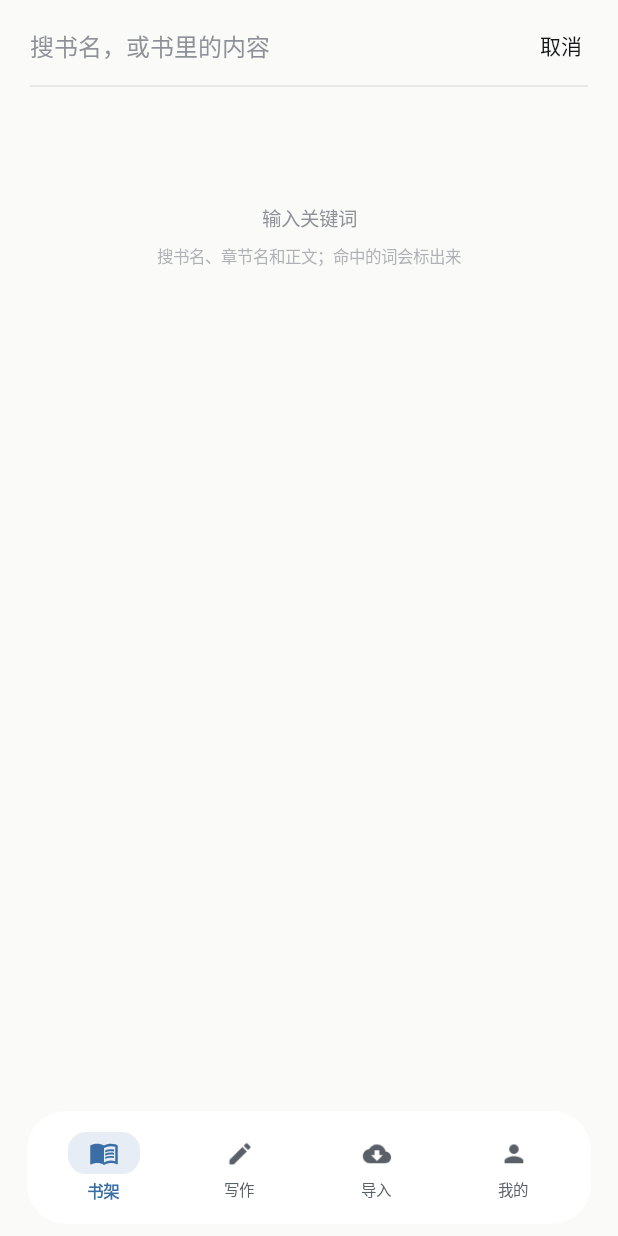
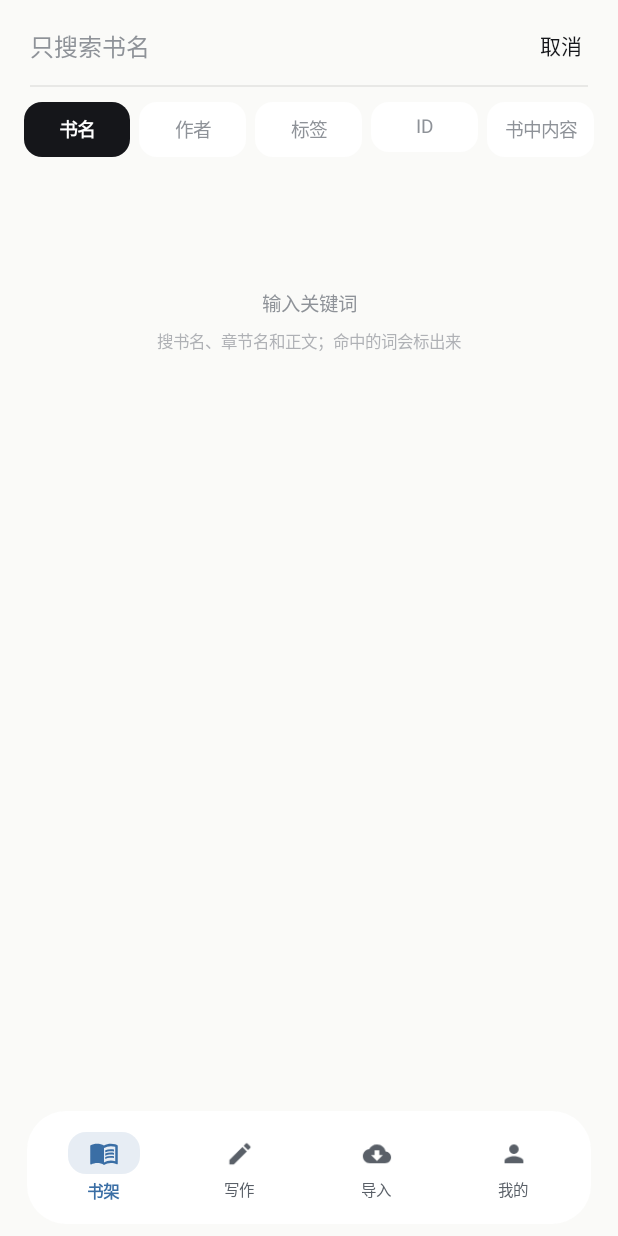
Before and after one commit to Hahakuaizai/WenForge, an Android app built with Jetpack Compose: the screen it shows after launch (MainActivity), after a tap on "筛选", on a phone screen of 412 x 824 dp. Run offline under Robolectric (Android 15) with nearby library versions, the phone set to English and light mode, and no system bars.

Commit message:
搜索界面: 分段Tab(书名/作者/标签/ID/书中内容)+卡片结果列表+交互反馈

```diff
--- a/app/src/main/java/com/novelforge/app/ui/Shelf.kt
+++ b/app/src/main/java/com/novelforge/app/ui/Shelf.kt
@@ -1967,6 +1967,8 @@ private fun ShelfSearch(
     onOpenHit: (kind: String, id: String, chapter: Int) -> Unit
 ) {
     var query by rememberSaveable { mutableStateOf("") }
+    var mode by rememberSaveable { mutableStateOf("书名") }
+    val modes = listOf("书名", "作者", "标签", "ID", "书中内容")
     var hits by remember { mutableStateOf<List<SearchHit>>(emptyList()) }
     var running by remember { mutableStateOf(false) }
     val focus = remember { androidx.compose.ui.focus.FocusRequester() }
@@ -1976,7 +1978,7 @@ private fun ShelfSearch(
         focus.requestFocus()
     }
 
-    androidx.compose.runtime.LaunchedEffect(query) {
+    androidx.compose.runtime.LaunchedEffect(query, mode) {
         if (query.isBlank()) {
             hits = emptyList()
             running = false
@@ -1985,7 +1987,7 @@ private fun ShelfSearch(
         running = true
         kotlinx.coroutines.delay(220)
         hits = kotlinx.coroutines.withContext(kotlinx.coroutines.Dispatchers.Default) {
-            searchAll(vm, query.trim())
+            searchAll(vm, query.trim(), mode)
         }
         running = false
     }
@@ -2012,7 +2014,13 @@ private fun ShelfSearch(
                     Box {
                         if (query.isEmpty()) {
                             Text(
-                                "搜书名，或书里的内容",
+                                when (mode) {
+                                    "作者" -> "只搜索作者"
+                                    "标签" -> "只搜索标签（本地 / 网文 / 题材）"
+                                    "ID" -> "输入 WK 编号或书籍 ID"
+                                    "书中内容" -> "搜索书里的正文内容"
+                                    else -> "只搜索书名"
+                                },
                                 style = TextStyle(fontSize = 16.sp, color = InkGray)
                             )
                         }
@@ -2048,6 +2056,36 @@ private fun ShelfSearch(
                 .height(1.dp)
                 .background(HairLine)
         )
+
+        // 搜索维度切换（分段控件）
+        Row(
+            Modifier
+                .fillMaxWidth()
+                .padding(horizontal = 16.dp, vertical = 10.dp),
+            horizontalArrangement = Arrangement.spacedBy(6.dp)
+        ) {
+            modes.forEach { m ->
+                val selected = m == mode
+                Box(
+                    Modifier
+                        .weight(1f)
+                        .clip(RoundedCornerShape(12.dp))
+                        .background(if (selected) InkBlack else Color.White)
+                        .clickable { mode = m }
+                        .padding(vertical = 9.dp),
+                    contentAlignment = Alignment.Center
+                ) {
+                    Text(
+                        m,
+                        style = TextStyle(
+                            fontSize = 12.5.sp,
+                            fontWeight = if (selected) FontWeight.Bold else FontWeight.Normal,
+                            color = if (selected) Color.White else InkGray
+                        )
+                    )
+                }
+            }
+        }
 
         when {
             query.isBlank() -> {
@@ -2099,52 +2137,58 @@ private fun ShelfSearch(
                         )
                     }
                     itemsIndexed(hits) { _, hit ->
-                        Column(
+                        Row(
                             Modifier
                                 .fillMaxWidth()
                                 .clickable {
                                     keyboard?.hide()
                                     onOpenHit(hit.kind, hit.bookId, hit.chapterIndex)
                                 }
-                                .padding(horizontal = 22.dp, vertical = 13.dp)
+                                .padding(horizontal = 18.dp, vertical = 12.dp),
+                            verticalAlignment = Alignment.CenterVertically
                         ) {
-                            Row(verticalAlignment = Alignment.CenterVertically) {
+                            val hue = (kotlin.math.abs(hit.bookId.hashCode()) % 360).toFloat()
+                            Box(
+                                Modifier
+                                    .size(48.dp, 62.dp)
+                                    .clip(RoundedCornerShape(6.dp))
+                                    .background(Color.hsl(hue, 0.30f, 0.60f)),
+                                contentAlignment = Alignment.Center
+                            ) {
+                                Text(
+                                    hit.bookTitle.take(2),
+                                    style = TextStyle(fontSize = 11.sp, color = Color.White, fontWeight = FontWeight.Bold),
+                                    textAlign = TextAlign.Center,
+                                    maxLines = 2
+                                )
+                            }
+                            Spacer(Modifier.width(12.dp))
+                            Column(Modifier.weight(1f)) {
+                                Text(
+                                    "WK-" + (kotlin.math.abs(hit.bookId.hashCode()) % 100000000),
+                                    style = TextStyle(fontSize = 10.sp, color = InkGray, letterSpacing = 0.5.sp)
+                                )
+                                Spacer(Modifier.height(2.dp))
                                 Text(
                                     hl(hit.bookTitle, query, Color(0xFF9A4A2F)),
-                                    style = TextStyle(
-                                        fontSize = 14.sp,
-                                        fontWeight = FontWeight.SemiBold,
-                                        color = InkBlack
-                                    ),
+                                    style = TextStyle(fontSize = 15.sp, fontWeight = FontWeight.SemiBold, color = InkBlack),
                                     maxLines = 1,
-                                    overflow = TextOverflow.Ellipsis,
-                                    modifier = Modifier.weight(1f, fill = false)
+                                    overflow = TextOverflow.Ellipsis
                                 )
-                                if (hit.chapterIndex > 0) {
-                                    Spacer(Modifier.width(8.dp))
-                                    Text(
-                                        hl(hit.chapterTitle, query, Color(0xFF9A4A2F)),
-                                        style = TextStyle(fontSize = 11.sp, color = InkGray),
-                                        maxLines = 1,
-                                        overflow = TextOverflow.Ellipsis,
-                                        modifier = Modifier.weight(1f)
-                                    )
-                                }
-                            }
-                            if (hit.snippet.isNotBlank()) {
-                                Spacer(Modifier.height(5.dp))
+                                Spacer(Modifier.height(3.dp))
                                 Text(
-                                    hl(hit.snippet, query, Color(0xFF9A4A2F)),
-                                    style = TextStyle(fontSize = 12.sp, lineHeight = 18.sp, color = InkGray),
-                                    maxLines = 2,
+                                    hl(if (hit.snippet.isNotBlank()) hit.snippet else (if (hit.kind == "imported") "本地书籍" else "我的创作"), query, Color(0xFF9A4A2F)),
+                                    style = TextStyle(fontSize = 11.5.sp, color = InkGray),
+                                    maxLines = 1,
                                     overflow = TextOverflow.Ellipsis
                                 )
                             }
+                            Text("›", style = TextStyle(fontSize = 20.sp, color = InkGray))
                         }
                         Box(
                             Modifier
                                 .fillMaxWidth()
-                                .padding(start = 22.dp)
+                                .padding(start = 18.dp)
                                 .height(1.dp)
                                 .background(HairLine.copy(alpha = 0.6f))
                         )
@@ -2156,13 +2200,39 @@ private fun ShelfSearch(
 }
 
 /** 书名 + 正文全文搜索，结果最多 80 条 */
-private fun searchAll(vm: AppViewModel, q: String): List<SearchHit> {
+private fun searchAll(vm: AppViewModel, q: String, mode: String): List<SearchHit> {
     val out = mutableListOf<SearchHit>()
     val needle = q.lowercase()
 
     // 后台保存线程可能在改这些集合，先拷一份快照再遍历，避免 ConcurrentModificationException
     val projects = vm.data.projects.toList()
     val books = vm.data.importedBooks.toList()
+
+    // 书级维度：书名 / 作者 / 标签 / ID（命中整本，不钻正文）
+    if (mode != "书中内容") {
+        fun serialOf(id: String) = "WK-" + (kotlin.math.abs(id.hashCode()) % 100000000)
+        projects.forEach { p ->
+            val ok = when (mode) {
+                "书名" -> p.title.lowercase().contains(needle)
+                "标签" -> p.genre.lowercase().contains(needle)
+                "ID" -> serialOf(p.id).lowercase().contains(needle) || p.id.lowercase().contains(needle)
+                else -> false
+            }
+            if (ok) out.add(SearchHit("novel", p.id, p.title, 0, "", ""))
+        }
+        books.forEach { b ->
+            val typeLabel = if (b.origin == "crawl") "网文" else "本地书籍"
+            val ok = when (mode) {
+                "书名" -> b.title.lowercase().contains(needle)
+                "作者" -> b.author.lowercase().contains(needle)
+                "标签" -> typeLabel.contains(needle)
+                "ID" -> serialOf(b.id).lowercase().contains(needle) || b.id.lowercase().contains(needle)
+                else -> false
+            }
+            if (ok) out.add(SearchHit("imported", b.id, b.title, 0, "", "作者：" + (b.author.ifBlank { "—" }) + " · " + typeLabel))
+        }
+        return out
+    }
 
     projects.forEach { p ->
         if (p.title.lowercase().contains(needle)) {
```
